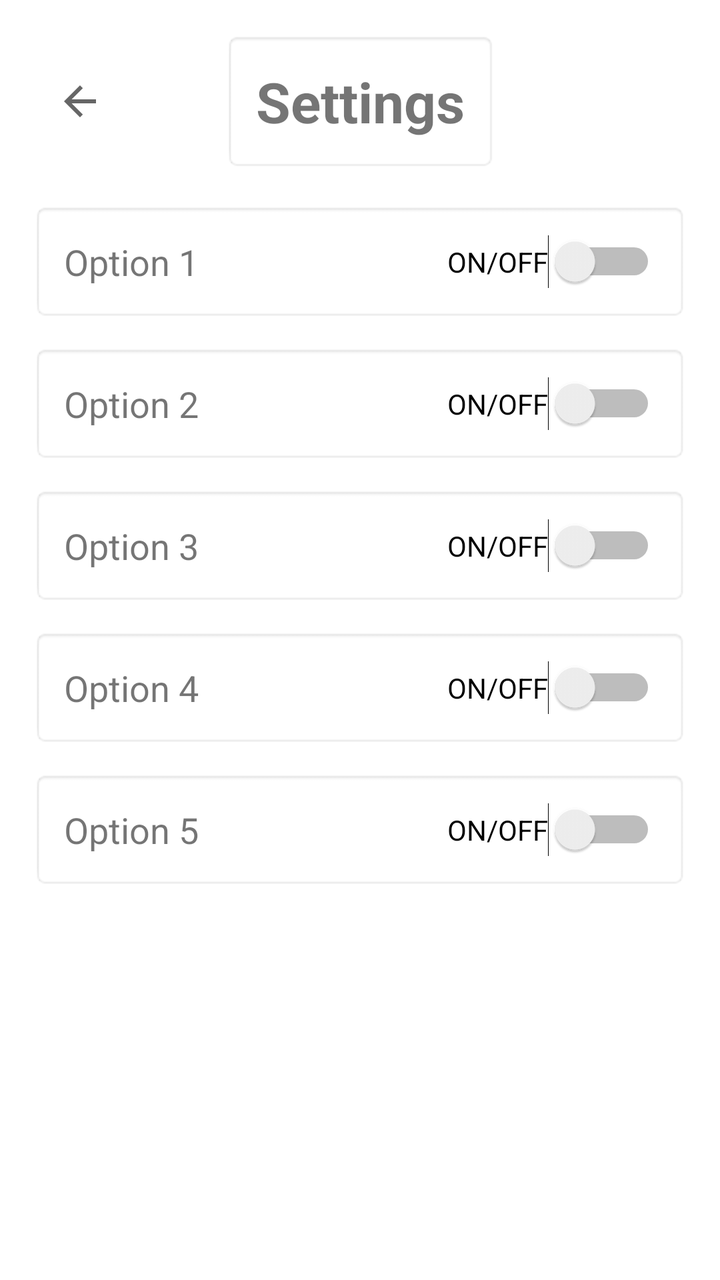
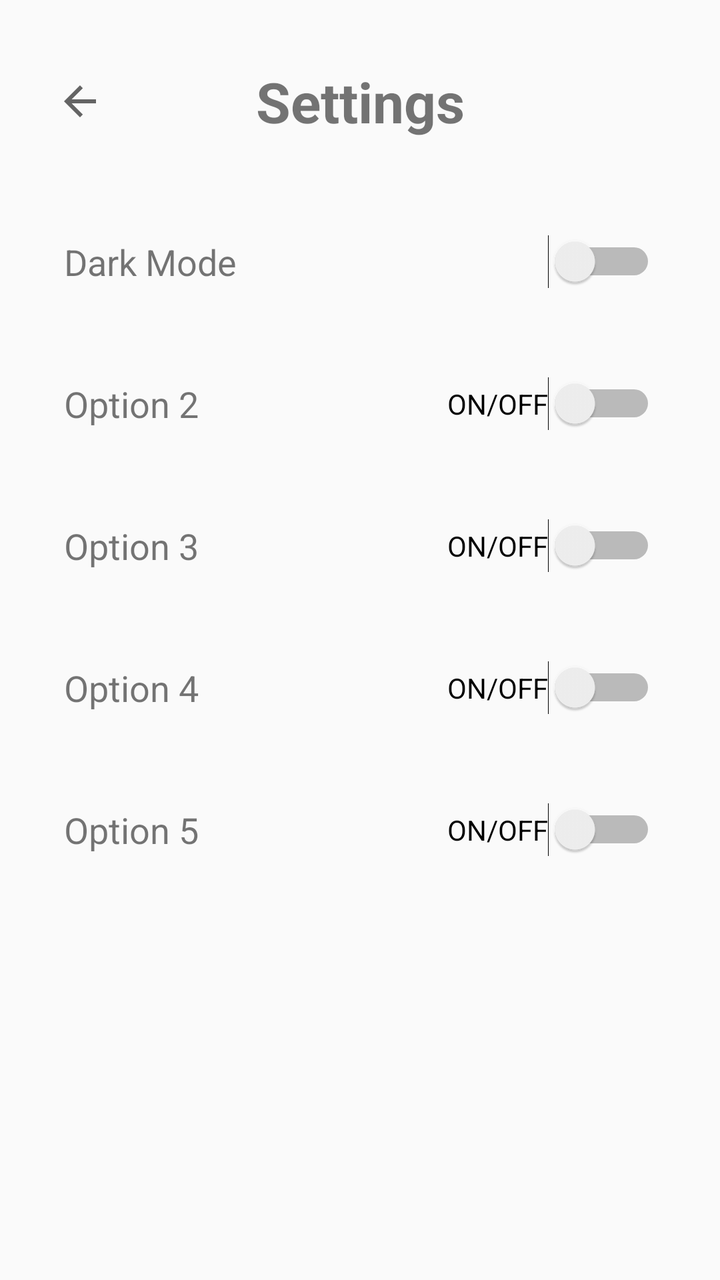

Compare the two renders of this Android layout. The source of the first and the diff that turns it into the second are given below.
<!-- AndroidManifest.xml: application theme Theme.CS422PanicPlanner -->
<!-- res/layout/settings.xml -->
<?xml version="1.0" encoding="utf-8"?>
<androidx.constraintlayout.widget.ConstraintLayout xmlns:android="http://schemas.android.com/apk/res/android"
    xmlns:app="http://schemas.android.com/apk/res-auto"
    android:layout_width="match_parent"
    android:layout_height="match_parent"
    android:background="@android:color/white"
    android:fitsSystemWindows="true"
    android:padding="16dp">

    
    <ImageButton
        android:id="@+id/btn_back"
        android:layout_width="48dp"
        android:layout_height="48dp"
        android:background="?android:attr/selectableItemBackgroundBorderless"
        android:contentDescription="Back"
        android:src="@drawable/ic_arrow_back"
        app:layout_constraintBottom_toBottomOf="@+id/settings_header"
        app:layout_constraintStart_toStartOf="parent"
        app:layout_constraintTop_toTopOf="@+id/settings_header" />

    
    <TextView
        android:id="@+id/settings_header"
        android:layout_width="wrap_content"
        android:layout_height="wrap_content"
        android:background="@android:drawable/editbox_background"
        android:gravity="center"
        android:padding="16dp"
        android:text="Settings"
        android:textSize="28sp"
        android:textStyle="bold"
        app:layout_constraintEnd_toEndOf="parent"
        app:layout_constraintStart_toStartOf="parent"
        app:layout_constraintTop_toTopOf="parent" />

    
    <ScrollView
        android:layout_width="0dp"
        android:layout_height="0dp"
        android:layout_marginTop="16dp"
        app:layout_constraintBottom_toBottomOf="parent"
        app:layout_constraintEnd_toEndOf="parent"
        app:layout_constraintStart_toStartOf="parent"
        app:layout_constraintTop_toBottomOf="@+id/settings_header"
        app:layout_constraintWidth_max="600dp">

        <LinearLayout
            android:layout_width="match_parent"
            android:layout_height="wrap_content"
            android:orientation="vertical">

            <LinearLayout
                android:layout_width="match_parent"
                android:layout_height="wrap_content"
                android:layout_marginBottom="12dp"
                android:background="@android:drawable/editbox_background"
                android:gravity="center_vertical"
                android:orientation="horizontal"
                android:padding="16dp">

                <TextView
                    android:layout_width="0dp"
                    android:layout_height="wrap_content"
                    android:layout_weight="1"
                    android:text="Option 1"
                    android:textSize="18sp" />

                <Switch
                    android:layout_width="wrap_content"
                    android:layout_height="wrap_content"
                    android:text="ON/OFF" />
            </LinearLayout>

            <LinearLayout
                android:layout_width="match_parent"
                android:layout_height="wrap_content"
                android:layout_marginBottom="12dp"
                android:background="@android:drawable/editbox_background"
                android:gravity="center_vertical"
                android:orientation="horizontal"
                android:padding="16dp">

                <TextView
                    android:layout_width="0dp"
                    android:layout_height="wrap_content"
                    android:layout_weight="1"
                    android:text="Option 2"
                    android:textSize="18sp" />

                <Switch
                    android:layout_width="wrap_content"
                    android:layout_height="wrap_content"
                    android:text="ON/OFF" />
            </LinearLayout>

            <LinearLayout
                android:layout_width="match_parent"
                android:layout_height="wrap_content"
                android:layout_marginBottom="12dp"
                android:background="@android:drawable/editbox_background"
                android:gravity="center_vertical"
                android:orientation="horizontal"
                android:padding="16dp">

                <TextView
                    android:layout_width="0dp"
                    android:layout_height="wrap_content"
                    android:layout_weight="1"
                    android:text="Option 3"
                    android:textSize="18sp" />

                <Switch
                    android:layout_width="wrap_content"
                    android:layout_height="wrap_content"
                    android:text="ON/OFF" />
            </LinearLayout>

            <LinearLayout
                android:layout_width="match_parent"
                android:layout_height="wrap_content"
                android:layout_marginBottom="12dp"
                android:background="@android:drawable/editbox_background"
                android:gravity="center_vertical"
                android:orientation="horizontal"
                android:padding="16dp">

                <TextView
                    android:layout_width="0dp"
                    android:layout_height="wrap_content"
                    android:layout_weight="1"
                    android:text="Option 4"
                    android:textSize="18sp" />

                <Switch
                    android:layout_width="wrap_content"
                    android:layout_height="wrap_content"
                    android:text="ON/OFF" />
            </LinearLayout>

            <LinearLayout
                android:layout_width="match_parent"
                android:layout_height="wrap_content"
                android:layout_marginBottom="12dp"
                android:background="@android:drawable/editbox_background"
                android:gravity="center_vertical"
                android:orientation="horizontal"
                android:padding="16dp">

                <TextView
                    android:layout_width="0dp"
                    android:layout_height="wrap_content"
                    android:layout_weight="1"
                    android:text="Option 5"
                    android:textSize="18sp" />

                <Switch
                    android:layout_width="wrap_content"
                    android:layout_height="wrap_content"
                    android:text="ON/OFF" />
            </LinearLayout>

        </LinearLayout>
    </ScrollView>

</androidx.constraintlayout.widget.ConstraintLayout>
<!-- resources referenced by this layout -->
<resources>
  <!-- drawable ic_arrow_back (drawable) -->
  <vector xmlns:android="http://schemas.android.com/apk/res/android"
      android:width="24dp"
      android:height="24dp"
      android:viewportWidth="24"
      android:viewportHeight="24"
      android:tint="?attr/colorControlNormal">
    <path
        android:fillColor="@android:color/white"
        android:pathData="M20,11H7.83l5.59,-5.59L12,4l-8,8 8,8 1.41,-1.41L7.83,13H20v-2z"/>
  </vector>
  <style name="Theme.CS422PanicPlanner" parent="Theme.AppCompat.Light.NoActionBar">
          <item name="android:windowBackground">@android:color/white</item>
      </style>
</resources>

<!-- the commit's change to res/layout/settings.xml (unified diff, before → after) -->
@@ -3,7 +3,6 @@
     xmlns:app="http://schemas.android.com/apk/res-auto"
     android:layout_width="match_parent"
     android:layout_height="match_parent"
-    android:background="@android:color/white"
     android:fitsSystemWindows="true"
     android:padding="16dp">
 
@@ -24,7 +23,6 @@
         android:id="@+id/settings_header"
         android:layout_width="wrap_content"
         android:layout_height="wrap_content"
-        android:background="@android:drawable/editbox_background"
         android:gravity="center"
         android:padding="16dp"
         android:text="Settings"
@@ -54,7 +52,6 @@
                 android:layout_width="match_parent"
                 android:layout_height="wrap_content"
                 android:layout_marginBottom="12dp"
-                android:background="@android:drawable/editbox_background"
                 android:gravity="center_vertical"
                 android:orientation="horizontal"
                 android:padding="16dp">
@@ -63,20 +60,19 @@
                     android:layout_width="0dp"
                     android:layout_height="wrap_content"
                     android:layout_weight="1"
-                    android:text="Option 1"
+                    android:text="Dark Mode"
                     android:textSize="18sp" />
 
                 <Switch
+                    android:id="@+id/switch_dark_mode"
                     android:layout_width="wrap_content"
-                    android:layout_height="wrap_content"
-                    android:text="ON/OFF" />
+                    android:layout_height="wrap_content" />
             </LinearLayout>
 
             <LinearLayout
                 android:layout_width="match_parent"
                 android:layout_height="wrap_content"
                 android:layout_marginBottom="12dp"
-                android:background="@android:drawable/editbox_background"
                 android:gravity="center_vertical"
                 android:orientation="horizontal"
                 android:padding="16dp">
@@ -98,7 +94,6 @@
                 android:layout_width="match_parent"
                 android:layout_height="wrap_content"
                 android:layout_marginBottom="12dp"
-                android:background="@android:drawable/editbox_background"
                 android:gravity="center_vertical"
                 android:orientation="horizontal"
                 android:padding="16dp">
@@ -120,7 +115,6 @@
                 android:layout_width="match_parent"
                 android:layout_height="wrap_content"
                 android:layout_marginBottom="12dp"
-                android:background="@android:drawable/editbox_background"
                 android:gravity="center_vertical"
                 android:orientation="horizontal"
                 android:padding="16dp">
@@ -142,7 +136,6 @@
                 android:layout_width="match_parent"
                 android:layout_height="wrap_content"
                 android:layout_marginBottom="12dp"
-                android:background="@android:drawable/editbox_background"
                 android:gravity="center_vertical"
                 android:orientation="horizontal"
                 android:padding="16dp">
<!-- resource entries referenced after the edit -->
@@ -11,8 +11,8 @@
         android:fillColor="@android:color/white"
         android:pathData="M20,11H7.83l5.59,-5.59L12,4l-8,8 8,8 1.41,-1.41L7.83,13H20v-2z"/>
   </vector>
-  <style name="Theme.CS422PanicPlanner" parent="Theme.AppCompat.Light.NoActionBar">
-          <item name="android:windowBackground">@android:color/white</item>
+  <style name="Theme.CS422PanicPlanner" parent="Theme.AppCompat.DayNight.NoActionBar">
+          
       </style>
 </resources>
 
